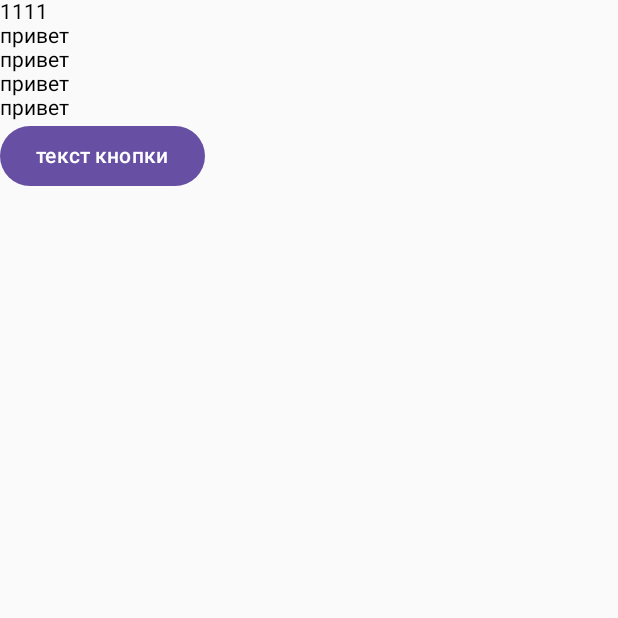
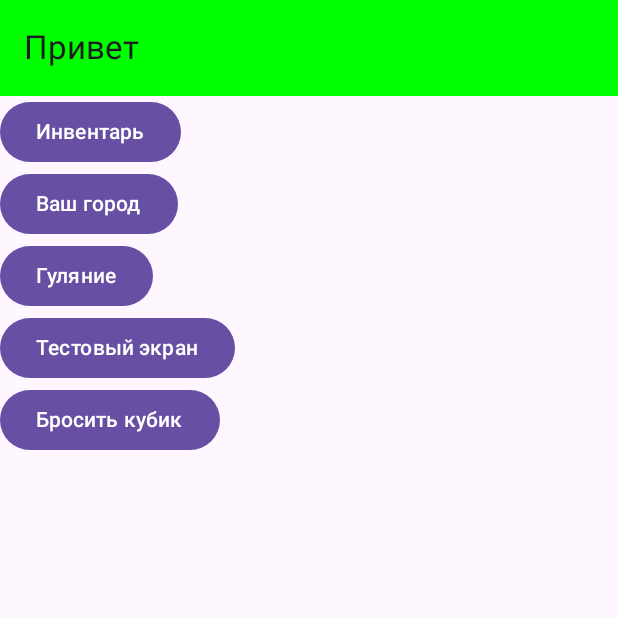
Before and after one commit to Mark-maker-ass/inventory, an Android app built with Jetpack Compose: the screen it shows after launch (MainActivity), on a phone screen of 412 x 824 dp, the top half of it. Run offline under Robolectric (Android 15) with nearby library versions, the phone set to English and light mode, and no system bars; 1 statement that could not run was skipped.

Commit message:
новый екран

```diff
--- a/app/build.gradle.kts
+++ b/app/build.gradle.kts
@@ -50,7 +50,7 @@ android {
 }
 
 dependencies {
-
+    implementation(libs.androidx.navigation.compose)
     implementation(libs.androidx.core.ktx)
     implementation(libs.androidx.lifecycle.runtime.ktx)
     implementation(libs.androidx.activity.compose)
@@ -59,6 +59,7 @@ dependencies {
     implementation(libs.androidx.ui.graphics)
     implementation(libs.androidx.ui.tooling.preview)
     implementation(libs.androidx.material3)
+    implementation(libs.androidx.navigation.compose)
     testImplementation(libs.junit)
     androidTestImplementation(libs.androidx.junit)
     androidTestImplementation(libs.androidx.espresso.core)
--- a/app/src/main/java/com/mark/inventory/MainActivity.kt
+++ b/app/src/main/java/com/mark/inventory/MainActivity.kt
@@ -1,33 +1,92 @@
 package com.mark.inventory
+
 
 import android.os.Bundle
 import androidx.activity.ComponentActivity
 import androidx.activity.compose.setContent
 import androidx.compose.foundation.layout.Column
-import androidx.compose.foundation.layout.Row
+import androidx.compose.foundation.layout.fillMaxSize
+import androidx.compose.foundation.layout.padding
 import androidx.compose.material3.Button
+import androidx.compose.material3.ExperimentalMaterial3Api
+import androidx.compose.material3.Scaffold
 import androidx.compose.material3.Text
+import androidx.compose.material3.TopAppBar
+import androidx.compose.material3.TopAppBarDefaults.topAppBarColors
+import androidx.compose.runtime.Composable
+import androidx.compose.ui.Modifier
+import androidx.compose.ui.graphics.Color
+import androidx.navigation.NavHostController
+import androidx.navigation.compose.NavHost
+import androidx.navigation.compose.composable
+import androidx.navigation.compose.rememberNavController
+
+
 
 
 class MainActivity : ComponentActivity() {
     override fun onCreate(savedInstanceState: Bundle?) {
         super.onCreate(savedInstanceState)
-        setContent {
-            Column {
-                Row {
-                    Text("1")
-                    Text("1")
-                    Text("1")
-                    Text("1")
-                }
-                Text("привет")
-                Text("привет")
-                Text("привет")
-                Text("привет")
-                Button(onClick = { }) {
-                    Text("текст кнопки")
-                }
-            }
+        setContent { MyApp() }
+    }
+}
+
+@OptIn(ExperimentalMaterial3Api::class)
+@Composable
+fun MyApp() {
+    Scaffold(topBar = {
+        TopAppBar(
+            title = { Text(text = "Привет") },
+            colors = topAppBarColors(containerColor = Color.Green)
+        )
+    })
+    { padding ->
+        val navController = rememberNavController()
+        NavHost(
+            navController = navController,
+            startDestination = MAIN_SCREEN,
+            modifier = Modifier.padding(padding)
+        ) {
+            composable(MAIN_SCREEN) { MainScreen(navController) }
+
+            composable(CITY_SCREEN) { CityScreen(navController) }
+
+            composable(TEST_SCREEN) { TestScreen(navController) }
+
+            composable(INVENTORY_SCREEN) { InventoryScreen(navController) }
+            composable(ADD_ITEM_SCREEN) { AddItemScreen(navController) }
+            composable(EDIT_ITEM_SCREEN) { EditItemScreen(navController) }
+            composable(ITEM_DETAILS_SCREEN) { ItemDetailsScreen(navController) }
+
+            composable(SCREEN_HOUSE) { ScreenHouse(navController) }
+            composable(SCREEN_ATB) { ScreenAtb(navController) }
+            composable(SCREEN_HOME) { ScreenHome(navController) }
+            composable(SCREEN_WALK) { ScreenWalk(navController) }
+
+            composable(KUBIK_SCREEN) { KubikScreen() }
         }
     }
 }
+
+val MAIN_SCREEN = "Main screen"
+
+@Composable
+fun MainScreen(navController: NavHostController) {
+    Column(modifier = Modifier.fillMaxSize()) {
+        Button(onClick = { navController.navigate(INVENTORY_SCREEN) }) {
+            Text(text = "Инвентарь")
+        }
+        Button(onClick = { navController.navigate(CITY_SCREEN) }) {
+            Text(text = "Ваш город")
+        }
+        Button(onClick = { navController.navigate(SCREEN_HOUSE) }) {
+            Text(text = "Гуляние")
+        }
+        Button(onClick = { navController.navigate(TEST_SCREEN) }) {
+            Text(text = "Тестовый экран")
+        }
+        Button(onClick = { navController.navigate(KUBIK_SCREEN) }) {
+            Text(text = "Бросить кубик")
+        }
+    }
+}
--- a/app/src/main/java/com/mark/inventory/ui/theme/Color.kt
+++ b/app/src/main/java/com/mark/inventory/ui/kt/Color.kt
@@ -1,4 +1,4 @@
-package com.mark.inventory.ui.theme
+package com.mark.inventory.ui.kt
 
 import androidx.compose.ui.graphics.Color
 
--- a/app/src/main/java/com/mark/inventory/ui/theme/Theme.kt
+++ b/app/src/main/java/com/mark/inventory/ui/kt/Theme.kt
@@ -1,6 +1,5 @@
-package com.mark.inventory.ui.theme
+package com.mark.inventory.ui.kt
 
-import android.app.Activity
 import android.os.Build
 import androidx.compose.foundation.isSystemInDarkTheme
 import androidx.compose.material3.MaterialTheme
--- a/app/src/main/java/com/mark/inventory/ui/theme/Type.kt
+++ b/app/src/main/java/com/mark/inventory/ui/kt/Type.kt
@@ -1,4 +1,4 @@
-package com.mark.inventory.ui.theme
+package com.mark.inventory.ui.kt
 
 import androidx.compose.material3.Typography
 import androidx.compose.ui.text.TextStyle
--- a/gradle/libs.versions.toml
+++ b/gradle/libs.versions.toml
@@ -8,6 +8,7 @@ espressoCore = "3.5.1"
 lifecycleRuntimeKtx = "2.6.1"
 activityCompose = "1.8.0"
 composeBom = "2024.04.01"
+navigationCompose = "2.7.7"
 
 [libraries]
 androidx-core-ktx = { group = "androidx.core", name = "core-ktx", version.ref = "coreKtx" }
@@ -24,6 +25,7 @@ androidx-ui-tooling-preview = { group = "androidx.compose.ui", name = "ui-toolin
 androidx-ui-test-manifest = { group = "androidx.compose.ui", name = "ui-test-manifest" }
 androidx-ui-test-junit4 = { group = "androidx.compose.ui", name = "ui-test-junit4" }
 androidx-material3 = { group = "androidx.compose.material3", name = "material3" }
+androidx-navigation-compose = { group = "androidx.navigation", name = "navigation-compose", version.ref = "navigationCompose" }
 
 [plugins]
 android-application = { id = "com.android.application", version.ref = "agp" }
```
Also changed, not shown: app/src/main/java/com/mark/inventory/Inventory.kt (added, +48 -0 lines), app/src/main/java/com/mark/inventory/Kubik.kt (added, +45 -0 lines), app/src/main/java/com/mark/inventory/Svetofor.kt (added, +17 -0 lines), app/src/main/java/com/mark/inventory/TestScreen.kt (added, +127 -0 lines), app/src/main/java/com/mark/inventory/Walk.kt (added, +66 -0 lines), app/src/main/res/drawable/img_1.png (added), app/src/main/res/drawable/img_2.png (added), app/src/main/res/drawable/img_3.png (added), app/src/main/res/drawable/img_4.png (added), app/src/main/res/drawable/img_5.png (added), app/src/main/res/drawable/img_6.png (added).
